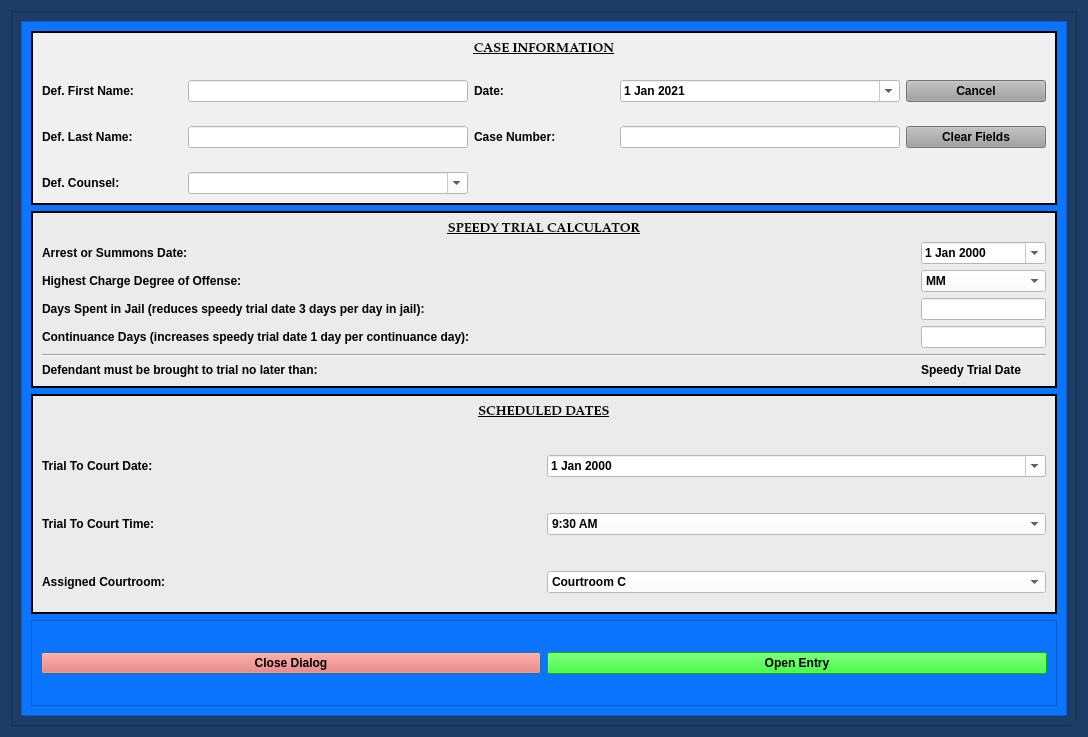
Old version of the form munientry/views/ui/TrialToCourtHearingDialog.ui in the repository HunterProgram22/MuniEntry.
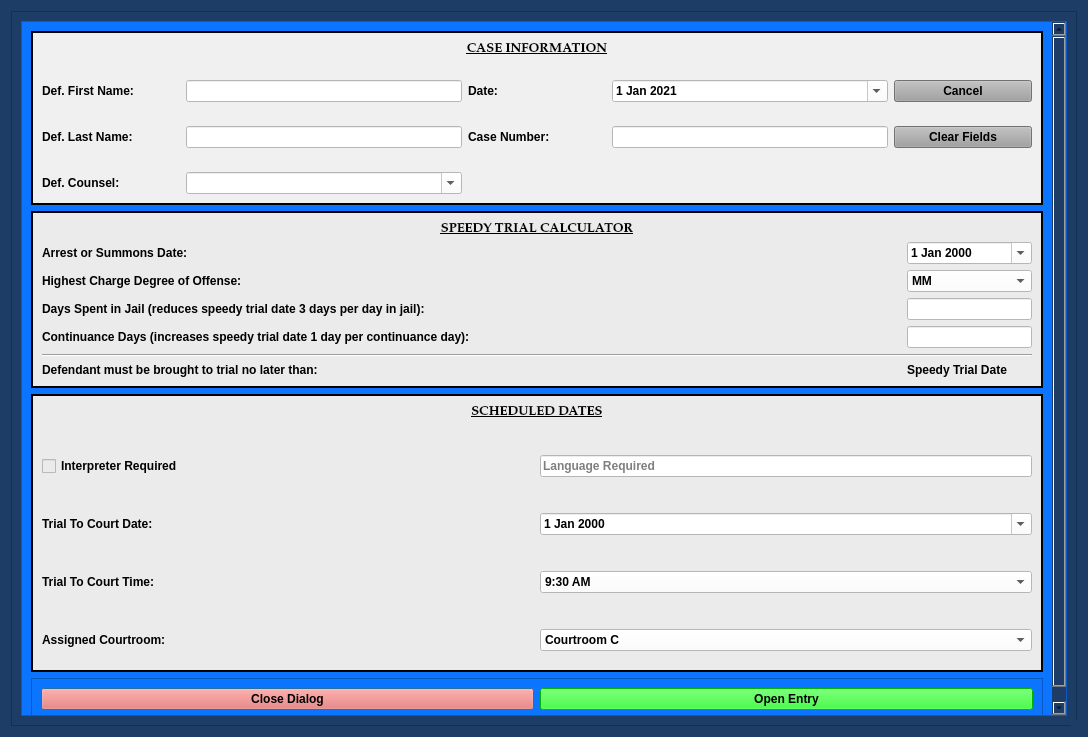
New version of the form. Custom widgets are drawn as their Qt base class.

Commit message: Added Interpreter Box to all scheduling UIs and Templates.

```diff
--- a/munientry/views/ui/TrialToCourtHearingDialog.ui
+++ b/munientry/views/ui/TrialToCourtHearingDialog.ui
@@ -180,8 +180,8 @@
           <rect>
            <x>0</x>
            <y>0</y>
-           <width>1048</width>
-           <height>697</height>
+           <width>1027</width>
+           <height>744</height>
           </rect>
          </property>
          <layout class="QGridLayout" name="gridLayout_2">
@@ -510,32 +510,14 @@
             </property>
             <layout class="QGridLayout" name="gridLayout_6">
              <item row="0" column="0">
-              <layout class="QGridLayout" name="gridLayout_3">
+              <layout class="QGridLayout" name="gridLayout_3" columnstretch="1,1">
                <property name="bottomMargin">
                 <number>10</number>
                </property>
                <property name="verticalSpacing">
                 <number>36</number>
                </property>
-               <item row="1" column="0">
-                <widget class="QLabel" name="label_4">
-                 <property name="text">
-                  <string>Trial To Court Date:</string>
-                 </property>
-                </widget>
-               </item>
-               <item row="1" column="1">
-                <widget class="NoScrollDateEdit" name="trial_date">
-                 <property name="styleSheet">
-                  <string notr="true">color: rgb(0, 0, 0);
-background-color: rgb(255, 255, 255);</string>
-                 </property>
-                 <property name="calendarPopup">
-                  <bool>true</bool>
-                 </property>
-                </widget>
-               </item>
-               <item row="2" column="0">
+               <item row="3" column="0">
                 <widget class="QLabel" name="label_7">
                  <property name="text">
                   <string>Trial To Court Time:</string>
@@ -543,6 +525,73 @@
                 </widget>
                </item>
                <item row="2" column="1">
+                <widget class="NoScrollDateEdit" name="trial_date">
+                 <property name="styleSheet">
+                  <string notr="true">color: rgb(0, 0, 0);
+background-color: rgb(255, 255, 255);</string>
+                 </property>
+                 <property name="calendarPopup">
+                  <bool>true</bool>
+                 </property>
+                </widget>
+               </item>
+               <item row="2" column="0">
+                <widget class="QLabel" name="label_4">
+                 <property name="text">
+                  <string>Trial To Court Date:</string>
+                 </property>
+                </widget>
+               </item>
+               <item row="0" column="0" colspan="2">
+                <widget class="QLabel" name="label_5">
+                 <property name="font">
+                  <font>
+                   <family>Palatino Linotype</family>
+                   <pointsize>10</pointsize>
+                   <weight>75</weight>
+                   <italic>false</italic>
+                   <bold>true</bold>
+                   <underline>true</underline>
+                  </font>
+                 </property>
+                 <property name="text">
+                  <string>SCHEDULED DATES</string>
+                 </property>
+                 <property name="alignment">
+                  <set>Qt::AlignCenter</set>
+                 </property>
+                </widget>
+               </item>
+               <item row="4" column="0">
+                <widget class="QLabel" name="label_8">
+                 <property name="text">
+                  <string>Assigned Courtroom:</string>
+                 </property>
+                </widget>
+               </item>
+               <item row="4" column="1">
+                <widget class="NoScrollComboBox" name="hearing_location_box">
+                 <property name="styleSheet">
+                  <string notr="true">background-color: rgb(255, 255, 255);</string>
+                 </property>
+                 <item>
+                  <property name="text">
+                   <string>Courtroom C</string>
+                  </property>
+                 </item>
+                 <item>
+                  <property name="text">
+                   <string>Courtroom B</string>
+                  </property>
+                 </item>
+                 <item>
+                  <property name="text">
+                   <string>Courtroom A</string>
+                  </property>
+                 </item>
+                </widget>
+               </item>
+               <item row="3" column="1">
                 <widget class="NoScrollComboBox" name="trial_time_box">
                  <property name="styleSheet">
                   <string notr="true">background-color: rgb(255, 255, 255);</string>
@@ -599,52 +648,20 @@
                  </item>
                 </widget>
                </item>
-               <item row="3" column="0">
-                <widget class="QLabel" name="label_8">
+               <item row="1" column="0">
+                <widget class="QCheckBox" name="interpreter_check_box">
                  <property name="text">
-                  <string>Assigned Courtroom:</string>
+                  <string>Interpreter Required</string>
                  </property>
                 </widget>
                </item>
-               <item row="3" column="1">
-                <widget class="NoScrollComboBox" name="hearing_location_box">
+               <item row="1" column="1">
+                <widget class="QLineEdit" name="language_box">
                  <property name="styleSheet">
                   <string notr="true">background-color: rgb(255, 255, 255);</string>
                  </property>
-                 <item>
-                  <property name="text">
-                   <string>Courtroom C</string>
-                  </property>
-                 </item>
-                 <item>
-                  <property name="text">
-                   <string>Courtroom B</string>
-                  </property>
-                 </item>
-                 <item>
-                  <property name="text">
-                   <string>Courtroom A</string>
-                  </property>
-                 </item>
-                </widget>
-               </item>
-               <item row="0" column="0" colspan="2">
-                <widget class="QLabel" name="label_5">
-                 <property name="font">
-                  <font>
-                   <family>Palatino Linotype</family>
-                   <pointsize>10</pointsize>
-                   <weight>75</weight>
-                   <italic>false</italic>
-                   <bold>true</bold>
-                   <underline>true</underline>
-                  </font>
-                 </property>
-                 <property name="text">
-                  <string>SCHEDULED DATES</string>
-                 </property>
-                 <property name="alignment">
-                  <set>Qt::AlignCenter</set>
+                 <property name="placeholderText">
+                  <string>Language Required</string>
                  </property>
                 </widget>
                </item>
```
The commit also changes 11 other files.
